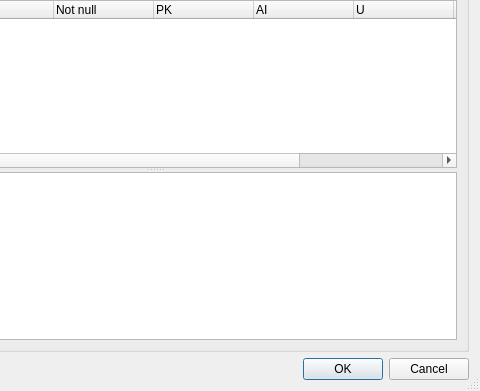
Before: the Qt Designer form src/EditTableDialog.ui in sqlitebrowser/sqlitebrowser, drawn with Qt 5; both pictures show x 170 to 650 and y 209 to 600 of the 650 by 600 pixel window.
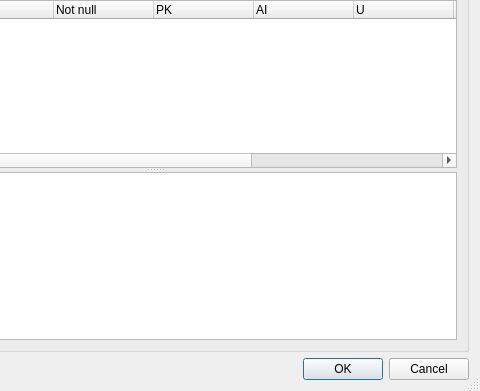
After: the same form once the commit is applied. Icons and pictures are not drawn.

Commit message:
Add column to EditTableDialog to allow setting foreign key constraints
Add a new column to the fiel table in the Edit Table Dialog to allow the
user to add and edit foreign key constraints.

The edit to the form file:
```diff
--- a/src/EditTableDialog.ui
+++ b/src/EditTableDialog.ui
@@ -269,6 +269,11 @@
               <string>Check constraint</string>
              </property>
             </column>
+            <column>
+             <property name="text">
+              <string>Foreign Key</string>
+             </property>
+            </column>
            </widget>
            <widget class="QTextEdit" name="sqlTextEdit">
             <property name="readOnly">
```
The commit also changes 2 other files.
